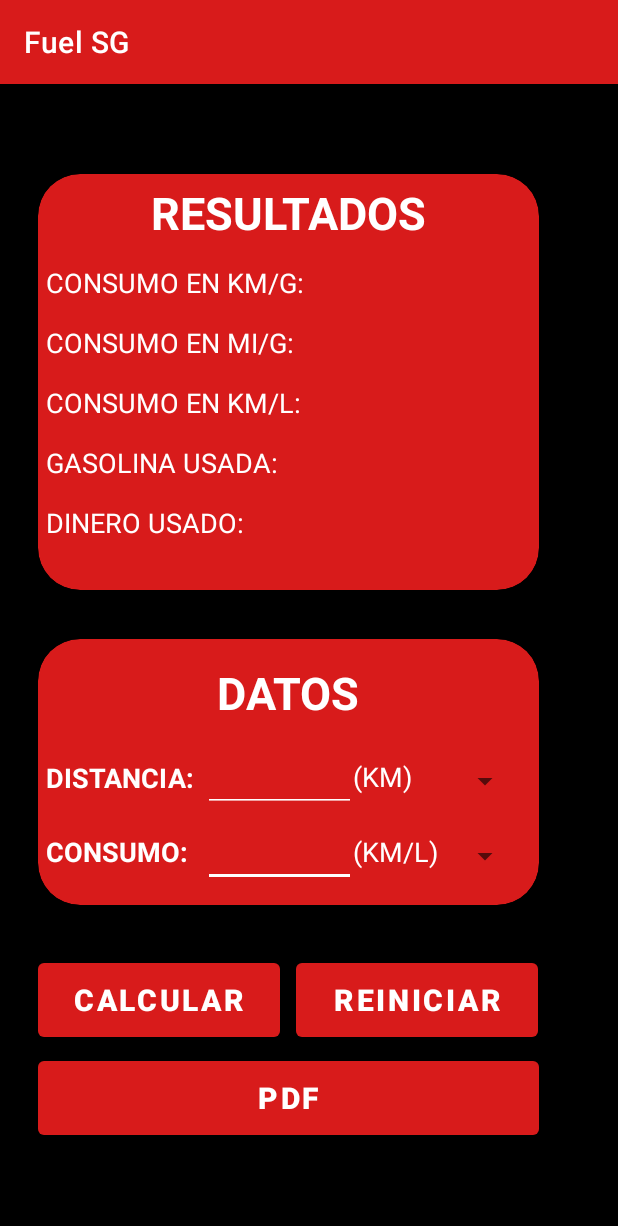
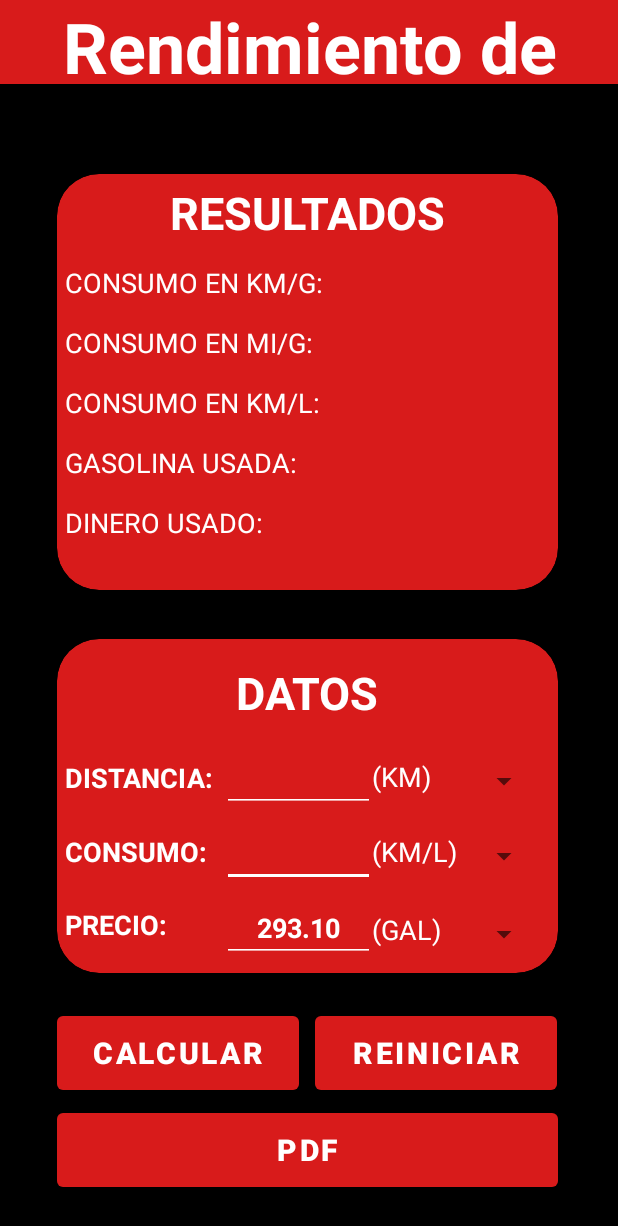
Before and after one commit to samilr/appFuelUsage, an Android app: the screen it shows after launch (MainActivity), on a phone screen of 412 x 824 dp. Shown: the top 1226 px of the screen. Run offline under Robolectric (Android 15) with nearby library versions, the phone set to English and light mode, and no system bars.

Commit message:
Adding: -Price EditText, the price can be update by the user -Multi price unity: The user can choose what unity of fuel have. -Both price about the fuel:    Price byGal    Price ByLiter -All price in the PDF Report

```diff
--- a/app/src/main/java/com/example/used_fuel/GeneratePDF.java
+++ b/app/src/main/java/com/example/used_fuel/GeneratePDF.java
@@ -28,9 +28,11 @@
     private String _dineroUsado;
     private Date _currentDate;
     private String pdfFileName;
+    private String _priceByGal;
+    private String _priceByLiter;
 
     String currrentDate;
-    public GeneratePDF(String distanciaRecorridaKM, String distanciaRecorridaMI, String consumoKM_G, String consumoMI_G, String consumoKM_L, String combustibleUsado, String usedFuelLiters, String dineroUsado){
+    public GeneratePDF(String distanciaRecorridaKM, String distanciaRecorridaMI, String consumoKM_G, String consumoMI_G, String consumoKM_L, String combustibleUsado, String usedFuelLiters, String dineroUsado, String priceByGal, String priceByLiter){
         this._distanciaRecorridaKM = distanciaRecorridaKM;
         this._distanciaRecorridaMI = distanciaRecorridaMI;
         this._consumoKMG =  consumoKM_G;
@@ -39,6 +41,8 @@
         this._combustibleUsadoGalones = combustibleUsado;
         this._combustibleUsadoLitros = usedFuelLiters;
         this._dineroUsado = dineroUsado;
+        this._priceByGal = priceByGal;
+        this._priceByLiter = priceByLiter;
         this._currentDate = new Date();
 
         SimpleDateFormat format = new SimpleDateFormat("dd-MM-yyyy HH:mm");
@@ -95,6 +99,12 @@
             table.addCell("DINERO USADO:");
             table.addCell("RD$ " + _dineroUsado + " DOP");
 
+            table.addCell("PRECIO POR GALON:");
+            table.addCell("RD$ " + _priceByGal + " DOP");
+
+            table.addCell("PRECIO POR LITRO:");
+            table.addCell("RD$ " + _priceByLiter + " DOP");
+
             document.add(table);
             document.close();
 
--- a/app/src/main/java/com/example/used_fuel/MainActivity.java
+++ b/app/src/main/java/com/example/used_fuel/MainActivity.java
@@ -1,8 +1,9 @@
 package com.example.used_fuel;
-
+import androidx.appcompat.app.ActionBar;
 import androidx.appcompat.app.AppCompatActivity;
 import androidx.core.content.FileProvider;
 
+import android.annotation.SuppressLint;
 import android.content.Intent;
 import android.net.Uri;
 import android.os.Build;
@@ -21,24 +22,24 @@
 import java.util.Arrays;
 import java.util.List;
 import java.util.Objects;
-
 public class MainActivity extends AppCompatActivity {
-    EditText txbDistance, txbKmByLitros;
+    EditText txbDistance, txbKmByLitros, txbPrice;
     TextView txbMillesByGal, txbKilometerByGal, txbfuelUsed, txbMoneyUsed, txbKilometerByLiters;
-    Spinner spMesureUnity, spDistanceUnity;
+    Spinner spMesureUnity, spDistanceUnity, spGasUnity;
     Button btnCalcular, btnPdf;
     double averageFuelUsed, usedFuelLiters, millesByGal, distance, distanceMI, moneyUsed, usedFuelGal, kilometerByGal, kilometerByLiters;
-    double litersKilometersToGalon = 3.785411784, kilometerToMilles = 0.621371, millesToKilometer = 1.60934;
+    double litersKilometersToGalon = 3.785411784, kilometerToMilles = 0.621371, millesToKilometer = 1.60934, gasPriceByGal, gasPriceByLiter = gasPriceByGal / litersKilometersToGalon;
     List<String> mesureUnity = Arrays.asList("(KM/L)", "(KM/G)", "(MI/G)", "(GAL)");
     List<String> distanceUnity = Arrays.asList("(KM)", "(MI)");
-    String mesureUnityChoseen, distanceUnityChoosen;
-
+    List<String> gasUnity = Arrays.asList("(GAL)", "(LI)");
+    String mesureUnityChoseen, distanceUnityChoosen, gasUnityChoseen;
     @Override
     protected void onCreate(Bundle savedInstanceState) {
         super.onCreate(savedInstanceState);
         setContentView(R.layout.activity_main);
         appComponets();
     }
+    @SuppressLint("DefaultLocale")
     public void appComponets(){
         txbMillesByGal = findViewById(R.id.txbMPG);
         txbKilometerByGal = findViewById(R.id.txbKMG);
@@ -50,6 +51,9 @@
         spMesureUnity = findViewById(R.id.spUnit);
         spDistanceUnity = findViewById(R.id.spDistancia);
         btnPdf = findViewById(R.id.btnPdf);
+        txbPrice = findViewById(R.id.txbPrice);
+        spGasUnity = findViewById(R.id.spGasUnity);
+        txbPrice.setText(String.valueOf(gasPriceByGal));
 
         ArrayAdapter<String> adapter = new ArrayAdapter<>(this,
                 R.layout.spinner_item, mesureUnity);
@@ -59,12 +63,20 @@
                 R.layout.spinner_item, distanceUnity);
         spDistanceUnity.setAdapter(adapter2);
 
+        ArrayAdapter<String> adapter3 = new ArrayAdapter<>(this,
+                R.layout.spinner_item, gasUnity);
+        spGasUnity.setAdapter(adapter3);
+
+        getSupportActionBar().setDisplayOptions(ActionBar.DISPLAY_SHOW_CUSTOM);
+        getSupportActionBar().setCustomView(R.layout.custom_actionbar_layout);
+
         txbKilometerByLiters = findViewById(R.id.txbKPL);
         txbKilometerByGal.setEnabled(false);
         txbMillesByGal.setEnabled(false);
         txbfuelUsed.setEnabled(false);
         txbMoneyUsed.setEnabled(false);
         txbKilometerByLiters.setEnabled(false);
+        txbPrice.setText("293.10");
     }
     public void calculateFuelUsed(View view){
         if (isInputEmpty()){
@@ -75,6 +87,7 @@
             averageFuelUsed = Double.parseDouble(txbKmByLitros.getText().toString());
             mesureUnityChoseen = spMesureUnity.getSelectedItem().toString();
             distanceUnityChoosen = spDistanceUnity.getSelectedItem().toString();
+            gasUnityChoseen = spGasUnity.getSelectedItem().toString();
 
             if (Objects.equals(distanceUnityChoosen, "(MI)")){
                 distance *= millesToKilometer;
@@ -108,22 +121,26 @@
         kilometerByGal = averageFuelUsed * litersKilometersToGalon;
         millesByGal = kilometerByGal * kilometerToMilles;
         usedFuelGal = distance / kilometerByGal;
-        moneyUsed = usedFuelGal * 293.60;
+        usedFuelLiters = distance / kilometerByLiters;
 
         formatValues();
 
+        switch (gasUnityChoseen){
+            case "(GAL)":
+                txbfuelUsed.setText(usedFuelGal + " GALONES");
+                break;
+            case "(LI)":
+                txbfuelUsed.setText(usedFuelLiters + " LITROS");
+                break;
+        }
         txbKilometerByGal.setText(kilometerByGal+ " KM/G");
         txbMillesByGal.setText(millesByGal + " MI/G");
         txbKilometerByLiters.setText(kilometerByLiters + " KM/L");
-        txbfuelUsed.setText(usedFuelGal + " GAL");
         txbMoneyUsed.setText("$" + moneyUsed + " DOP");
     }
-
     public void SaveData(){
         formatValues();
         FuelRecord fuelRecord = new FuelRecord(String.valueOf(distance), String.valueOf(distanceMI), String.valueOf(kilometerByGal), String.valueOf(millesByGal), String.valueOf(kilometerByLiters), String.valueOf(usedFuelGal), String.valueOf(usedFuelLiters), String.valueOf(moneyUsed));
-
-
     }
     public void restartApp(View view){
         txbKilometerByGal.setText("");
@@ -133,13 +150,14 @@
         txbMoneyUsed.setText("");
         txbDistance.setText("");
         txbKmByLitros.setText("");
+        txbPrice.setText("293.10");
     }
     public void makePdf(View view){
         if (isDataEmpty()){
             Toast.makeText(this, "Complete los campos para continuar", Toast.LENGTH_SHORT).show();
         }else{
             formatValues();
-            GeneratePDF classGeneratePdf = new GeneratePDF(String.valueOf(distance), String.valueOf(distanceMI), String.valueOf(kilometerByGal), String.valueOf(millesByGal), String.valueOf(kilometerByLiters), String.valueOf(usedFuelGal), String.valueOf(usedFuelLiters), String.valueOf(moneyUsed));
+            GeneratePDF classGeneratePdf = new GeneratePDF(String.valueOf(distance), String.valueOf(distanceMI), String.valueOf(kilometerByGal), String.valueOf(millesByGal), String.valueOf(kilometerByLiters), String.valueOf(usedFuelGal), String.valueOf(usedFuelLiters), String.valueOf(moneyUsed), String.valueOf(gasPriceByGal), String.valueOf(gasPriceByLiter));
 
             if (Build.VERSION.SDK_INT >= Build.VERSION_CODES.R && Environment.isExternalStorageManager()) {
                 classGeneratePdf.generatePDF();
@@ -152,7 +170,18 @@
     }
     public void formatValues(){
         distanceMI = distance * kilometerToMilles;
-        usedFuelLiters = usedFuelGal * litersKilometersToGalon;
+
+        if ("(GAL)".equals(gasUnityChoseen)) {
+            gasPriceByGal = Double.parseDouble(txbPrice.getText().toString());
+            gasPriceByLiter = gasPriceByGal / litersKilometersToGalon;
+            moneyUsed = usedFuelGal * gasPriceByGal;
+            txbfuelUsed.setText(usedFuelGal + " GALONES");
+        } else {
+            gasPriceByLiter = Double.parseDouble(txbPrice.getText().toString());
+            gasPriceByGal = gasPriceByLiter * litersKilometersToGalon;
+            moneyUsed = usedFuelLiters * gasPriceByLiter;
+            txbfuelUsed.setText(usedFuelLiters + " LITROS");
+        }
 
         distanceMI = Double.parseDouble(String.format("%.2f", distanceMI));
         usedFuelLiters = Double.parseDouble(String.format("%.2f", usedFuelLiters));
@@ -160,6 +189,7 @@
         millesByGal = Double.parseDouble(String.format("%.2f", millesByGal));
         kilometerByLiters = Double.parseDouble(String.format("%.2f", kilometerByLiters));
         usedFuelGal = Double.parseDouble(String.format("%.2f", usedFuelGal));
+        usedFuelLiters = Double.parseDouble(String.format("%.2f", usedFuelLiters));
         moneyUsed = Double.parseDouble(String.format("%.2f", moneyUsed));
     }
     public void sharePdf(GeneratePDF generatePDF) {
@@ -172,16 +202,15 @@
         startActivity(Intent.createChooser(compartirIntent, "Compartir archivo PDF"));
     }
     public boolean isInputEmpty(){
-        if (txbDistance.getText().toString().isEmpty() && txbKmByLitros.getText().toString().isEmpty()
-                || txbKmByLitros.getText().toString().isEmpty() || txbDistance.getText().toString().isEmpty()){
+        if (txbDistance.getText().toString().isEmpty() || txbKmByLitros.getText().toString().isEmpty() || txbPrice.getText().toString().isEmpty()){
             return true;
         }else {
             return false;
         }
     }
     public boolean isDataEmpty(){
-        if (txbMillesByGal.getText().toString().isEmpty() && txbKilometerByGal.getText().toString().isEmpty()
-                && txbfuelUsed.getText().toString().isEmpty() && txbMoneyUsed.getText().toString().isEmpty() && txbKilometerByLiters.getText().toString().isEmpty()){
+        if (txbMillesByGal.getText().toString().isEmpty() || txbKilometerByGal.getText().toString().isEmpty()
+                || txbfuelUsed.getText().toString().isEmpty() || txbMoneyUsed.getText().toString().isEmpty() || txbKilometerByLiters.getText().toString().isEmpty()){
             return true;
         }else{
             return false;
--- a/app/src/main/res/layout/activity_main.xml
+++ b/app/src/main/res/layout/activity_main.xml
@@ -1,4 +1,5 @@
 <?xml version="1.0" encoding="utf-8"?>
+
 <androidx.constraintlayout.widget.ConstraintLayout xmlns:android="http://schemas.android.com/apk/res/android"
     xmlns:app="http://schemas.android.com/apk/res-auto"
     xmlns:tools="http://schemas.android.com/tools"
@@ -9,14 +10,14 @@
     <FrameLayout
         android:layout_width="match_parent"
         android:layout_height="match_parent"
-        tools:layout_editor_absoluteX="188dp"
-        tools:layout_editor_absoluteY="55dp"
-        android:background="@color/black">
+        android:background="@color/black"
+        app:layout_constraintBottom_toBottomOf="parent"
+        tools:layout_editor_absoluteX="0dp">
 
         <androidx.cardview.widget.CardView
             android:layout_width="334dp"
-            android:layout_height="177dp"
-            android:layout_marginLeft="25dp"
+            android:layout_height="wrap_content"
+            android:layout_marginLeft="38dp"
             android:layout_marginTop="370dp"
             android:background="@color/newColor2"
             app:cardBackgroundColor="@color/newColor"
@@ -58,11 +59,11 @@
                 android:width="30dp"
                 android:height="10dp"
                 android:backgroundTint="@color/white"
+                android:inputType="numberDecimal"
+                android:maxLength="6"
                 android:textAlignment="center"
-                android:inputType="numberDecimal"
                 android:textColor="@color/white"
                 android:textColorHint="@color/white"
-                android:maxLength="5"
                 android:textStyle="bold" />
 
             <Spinner
@@ -71,7 +72,50 @@
                 android:layout_height="37dp"
                 android:layout_marginLeft="210dp"
                 android:layout_marginTop="126dp"
-                android:popupBackground="@color/newColor"/>
+                android:popupBackground="@color/newColor" />
+
+
+            <TextView
+                android:id="@+id/txt8"
+                android:layout_width="108dp"
+                android:layout_height="wrap_content"
+                android:layout_marginLeft="5dp"
+                android:layout_marginTop="178dp"
+                android:width="30dp"
+                android:height="10dp"
+                android:backgroundTint="@color/white"
+                android:hint="PRECIO:"
+                android:layout_marginBottom="20dp"
+                android:inputType="numberDecimal"
+                android:textColor="@color/white"
+                android:textColorHint="@color/white"
+                android:textSize="18dp"
+                android:textStyle="bold" />
+
+            <EditText
+                android:id="@+id/txbPrice"
+                android:layout_width="102dp"
+                android:layout_height="45dp"
+                android:layout_marginLeft="110dp"
+                android:layout_marginTop="170dp"
+                android:width="30dp"
+                android:height="10dp"
+                android:backgroundTint="@color/white"
+                android:inputType="numberDecimal"
+                android:maxLength="6"
+                android:textAlignment="center"
+                android:textColor="@color/white"
+                android:textColorHint="@color/white"
+                android:textStyle="bold" />
+
+            <Spinner
+                android:id="@+id/spGasUnity"
+                android:layout_width="112dp"
+                android:layout_height="37dp"
+                android:layout_marginLeft="210dp"
+                android:layout_marginTop="178dp"
+                android:popupBackground="@color/newColor" />
+
 
             <TextView
                 android:id="@+id/txt6"
@@ -98,11 +142,11 @@
                 android:width="30dp"
                 android:height="10dp"
                 android:backgroundTint="@color/white"
+                android:inputType="numberDecimal"
+                android:maxLength="6"
                 android:textAlignment="center"
-                android:inputType="numberDecimal"
                 android:textColor="@color/white"
                 android:textColorHint="@color/white"
-                android:maxLength="5"
                 android:textStyle="bold" />
 
             <Spinner
@@ -111,14 +155,14 @@
                 android:layout_height="37dp"
                 android:layout_marginLeft="210dp"
                 android:layout_marginTop="76dp"
-                android:popupBackground="@color/newColor"/>
+                android:popupBackground="@color/newColor" />
 
         </androidx.cardview.widget.CardView>
 
         <androidx.cardview.widget.CardView
             android:layout_width="334dp"
             android:layout_height="277dp"
-            android:layout_marginLeft="25dp"
+            android:layout_marginLeft="38dp"
             android:layout_marginTop="60dp"
             app:cardBackgroundColor="@color/newColor"
             app:cardCornerRadius="28dp"
@@ -181,11 +225,12 @@
                 android:textColor="@color/white"
                 android:textColorHint="@color/white"
                 android:textSize="18dp" />
+
             <TextView
                 android:id="@+id/txbMPG"
                 android:layout_width="140dp"
+                android:layout_height="37dp"
                 android:layout_marginLeft="190dp"
-                android:layout_height="37dp"
                 android:layout_marginTop="100dp"
                 android:width="30dp"
                 android:height="10dp"
@@ -214,8 +259,8 @@
             <TextView
                 android:id="@+id/txbKPL"
                 android:layout_width="140dp"
+                android:layout_height="36dp"
                 android:layout_marginLeft="190dp"
-                android:layout_height="36dp"
                 android:layout_marginTop="140dp"
                 android:width="30dp"
                 android:height="10dp"
@@ -272,8 +317,8 @@
 
             <TextView
                 android:id="@+id/txbDineroGastado"
+                android:layout_width="140dp"
                 android:layout_height="36dp"
-                android:layout_width="140dp"
                 android:layout_marginLeft="190dp"
                 android:layout_marginTop="220dp"
                 android:width="30dp"
@@ -290,10 +335,11 @@
             android:id="@+id/btnCalcular"
             android:layout_width="161dp"
             android:layout_height="61dp"
-            android:layout_marginLeft="25dp"
-            android:layout_marginTop="580dp"
+            android:layout_marginLeft="38dp"
+            android:layout_marginTop="615dp"
             android:onClick="calculateFuelUsed"
             android:text="CALCULAR"
+            android:textColor="@color/white"
             android:textSize="20dp"
             android:textStyle="bold" />
 
@@ -301,10 +347,11 @@
             android:id="@+id/btnGuardar"
             android:layout_width="161dp"
             android:layout_height="61dp"
-            android:layout_marginLeft="197dp"
-            android:layout_marginTop="580dp"
+            android:layout_marginLeft="210dp"
+            android:layout_marginTop="615dp"
             android:onClick="restartApp"
             android:text="REINICIAR"
+            android:textColor="@color/white"
             android:textSize="20dp"
             android:textStyle="bold" />
 
@@ -313,10 +360,11 @@
             android:id="@+id/btnPdf"
             android:layout_width="334dp"
             android:layout_height="61dp"
-            android:layout_marginLeft="25dp"
-            android:layout_marginTop="645dp"
+            android:layout_marginLeft="38dp"
+            android:layout_marginTop="680dp"
             android:onClick="makePdf"
             android:text="PDF"
+            android:textColor="@color/white"
             android:textSize="20dp"
             android:textStyle="bold" />
     </FrameLayout>
--- /dev/null
+++ b/app/src/main/res/layout/custom_actionbar_layout.xml
@@ -0,0 +1,21 @@
+<LinearLayout
+    xmlns:android="http://schemas.android.com/apk/res/android"
+    android:layout_width="match_parent"
+    android:layout_height="wrap_content"
+    android:theme="@style/Theme.Used_Fuel"
+    android:orientation="horizontal">
+
+    <TextView
+        android:id="@+id/txtGasPrice"
+        android:layout_width="match_parent"
+        android:layout_height="wrap_content"
+        android:textSize="70px"
+        android:text="Rendimiento de Combustible"
+        android:textAlignment="center"
+        android:textColor="@color/white"
+        android:textColorHint="@color/white"
+        android:textStyle="bold" />
+
+    <!-- Puedes agregar otros elementos, como botones, aquí según tus necesidades -->
+
+</LinearLayout>
```
